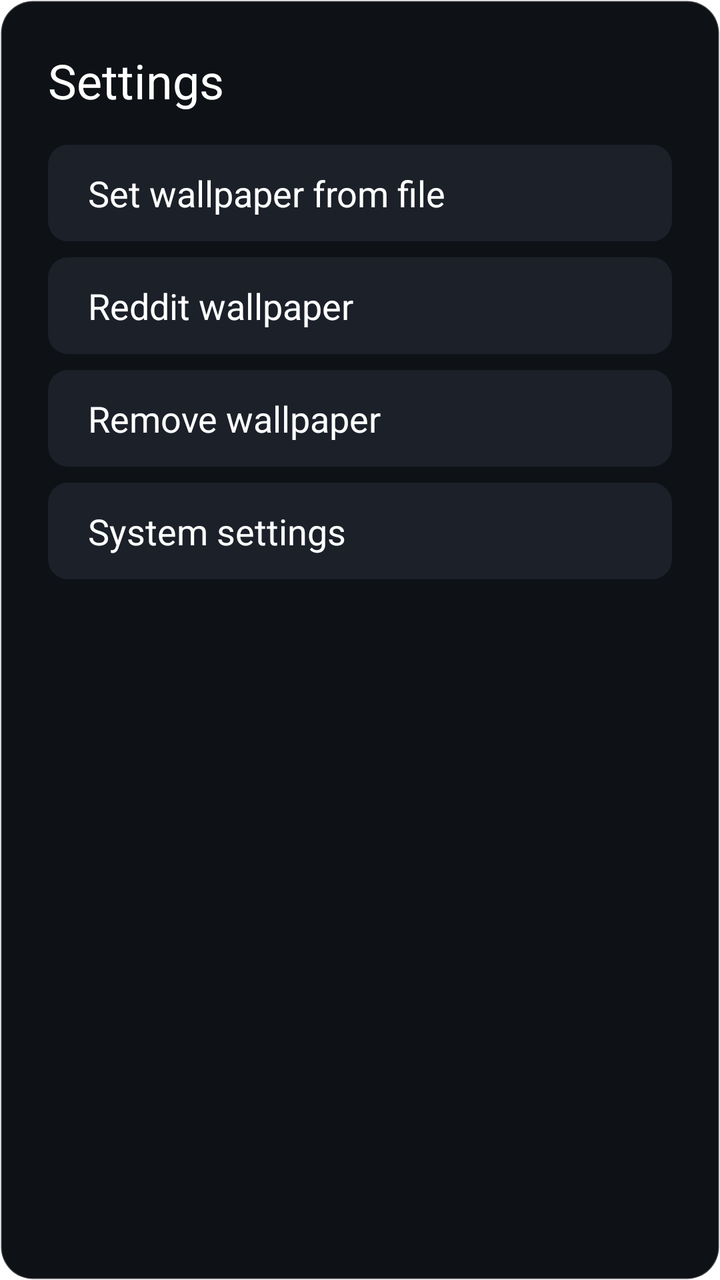
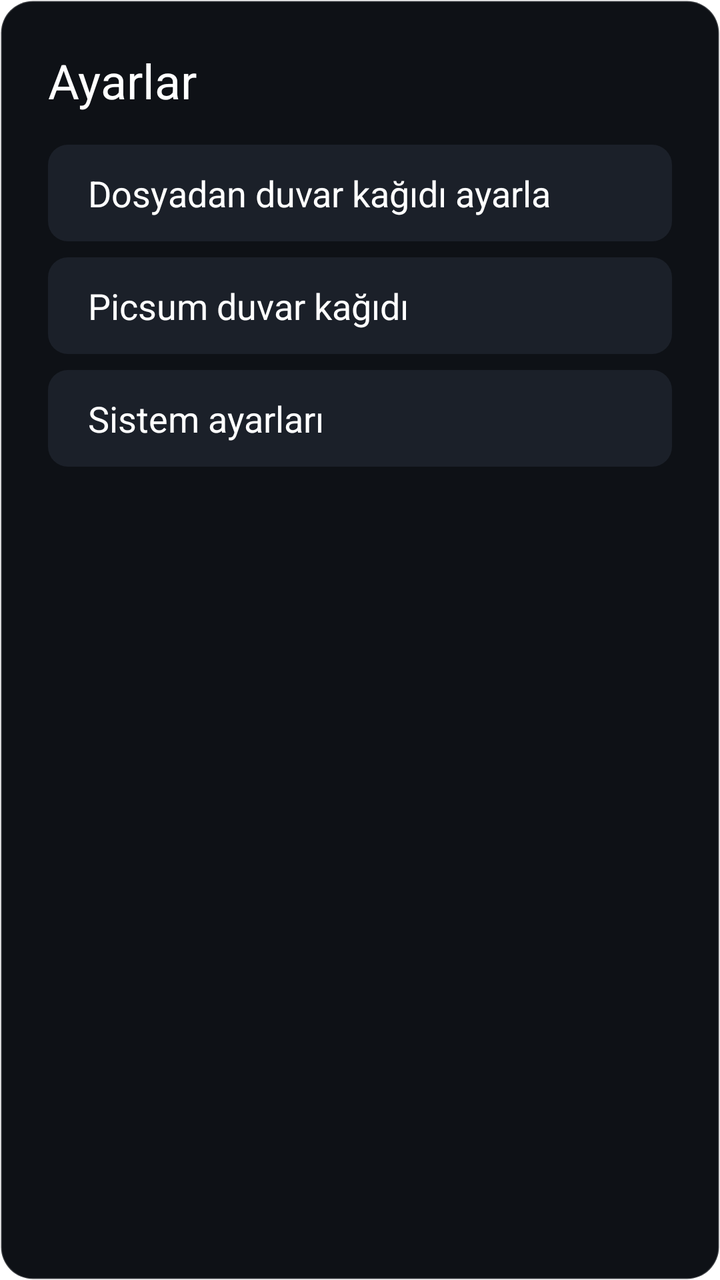

The first picture is an Android layout as it rendered before a commit; the second is the same layout after the commit. The layout source and the unified diff follow.
<!-- AndroidManifest.xml: activity theme Theme.ATVBasic.Panel -->
<!-- res/layout/activity_settings.xml -->
<?xml version="1.0" encoding="utf-8"?>
<LinearLayout xmlns:android="http://schemas.android.com/apk/res/android"
    android:layout_width="wrap_content"
    android:layout_height="wrap_content"
    android:minWidth="440dp"
    android:orientation="vertical"
    android:padding="24dp">

    <TextView
        android:layout_width="wrap_content"
        android:layout_height="wrap_content"
        android:paddingBottom="8dp"
        android:text="@string/settings_title"
        android:textColor="@color/text"
        android:textSize="24sp" />

    <TextView
        android:id="@+id/row_file"
        style="@style/SettingsRow"
        android:text="@string/row_wallpaper_file" />

    <TextView
        android:id="@+id/row_reddit"
        style="@style/SettingsRow"
        android:text="@string/row_wallpaper_reddit" />

    <TextView
        android:id="@+id/row_clear"
        style="@style/SettingsRow"
        android:text="@string/row_wallpaper_clear" />

    <TextView
        android:id="@+id/row_system"
        style="@style/SettingsRow"
        android:text="@string/row_system_settings" />
</LinearLayout>
<!-- resources referenced by this layout -->
<resources>
  <color name="text">#FFFFFFFF</color>
  <string name="row_system_settings">System settings</string>
  <string name="row_wallpaper_clear">Remove wallpaper</string>
  <string name="row_wallpaper_file">Set wallpaper from file</string>
  <string name="row_wallpaper_reddit">Reddit wallpaper</string>
  <string name="settings_title">Settings</string>
  <style name="SettingsRow" parent="TopButton">
          <item name="android:layout_width">match_parent</item>
          <item name="android:layout_marginTop">8dp</item>
          <item name="android:paddingTop">12dp</item>
          <item name="android:paddingBottom">12dp</item>
          <item name="android:textSize">18sp</item>
      </style>
  <style name="Theme.ATVBasic.Panel" parent="@android:style/Theme.DeviceDefault.Dialog.NoActionBar">
          <item name="android:windowBackground">@drawable/panel_bg</item>
          <item name="android:windowAnimationStyle">@null</item>
      </style>
  <style name="TopButton">
          <item name="android:layout_width">wrap_content</item>
          <item name="android:layout_height">wrap_content</item>
          <item name="android:background">@drawable/button_bg</item>
          <item name="android:clickable">true</item>
          <item name="android:focusable">true</item>
          <item name="android:paddingStart">20dp</item>
          <item name="android:paddingEnd">20dp</item>
          <item name="android:paddingTop">8dp</item>
          <item name="android:paddingBottom">8dp</item>
          <item name="android:textColor">@color/text</item>
          <item name="android:textSize">16sp</item>
      </style>
  <!-- drawable panel_bg (drawable) -->
  <?xml version="1.0" encoding="utf-8"?>
  <shape xmlns:android="http://schemas.android.com/apk/res/android"
      android:shape="rectangle">
      <solid android:color="@color/bg" />
      <stroke
          android:width="1dp"
          android:color="#33FFFFFF" />
      <corners android:radius="16dp" />
  </shape>
  <!-- drawable button_bg (drawable) -->
  <?xml version="1.0" encoding="utf-8"?>
  <selector xmlns:android="http://schemas.android.com/apk/res/android">
      <item android:state_focused="true" android:drawable="@drawable/focus_cell" />
      <item>
          <shape android:shape="rectangle">
              <solid android:color="@color/tile" />
              <corners android:radius="10dp" />
          </shape>
      </item>
  </selector>
  <color name="bg">#FF0E1116</color>
  <!-- drawable focus_cell (drawable) -->
  <?xml version="1.0" encoding="utf-8"?>
  <shape xmlns:android="http://schemas.android.com/apk/res/android"
      android:shape="rectangle">
      <solid android:color="#22FFFFFF" />
      <stroke
          android:width="3dp"
          android:color="@color/focus" />
      <corners android:radius="10dp" />
  </shape>
  <color name="tile">#FF1B2029</color>
  <color name="focus">#FF7DD3FC</color>
</resources>

<!-- the commit's change to res/layout/activity_settings.xml (unified diff, before → after) -->
@@ -20,14 +20,9 @@
         android:text="@string/row_wallpaper_file" />
 
     <TextView
-        android:id="@+id/row_reddit"
+        android:id="@+id/row_picsum"
         style="@style/SettingsRow"
-        android:text="@string/row_wallpaper_reddit" />
-
-    <TextView
-        android:id="@+id/row_clear"
-        style="@style/SettingsRow"
-        android:text="@string/row_wallpaper_clear" />
+        android:text="@string/row_wallpaper_picsum" />
 
     <TextView
         android:id="@+id/row_system"
<!-- resource entries referenced after the edit -->
@@ -1,11 +1,10 @@
 <!-- resources referenced by this layout -->
 <resources>
   <color name="text">#FFFFFFFF</color>
-  <string name="row_system_settings">System settings</string>
-  <string name="row_wallpaper_clear">Remove wallpaper</string>
-  <string name="row_wallpaper_file">Set wallpaper from file</string>
-  <string name="row_wallpaper_reddit">Reddit wallpaper</string>
-  <string name="settings_title">Settings</string>
+  <string name="row_system_settings">Sistem ayarları</string>
+  <string name="row_wallpaper_file">Dosyadan duvar kağıdı ayarla</string>
+  <string name="row_wallpaper_picsum">Picsum duvar kağıdı</string>
+  <string name="settings_title">Ayarlar</string>
   <style name="SettingsRow" parent="TopButton">
           <item name="android:layout_width">match_parent</item>
           <item name="android:layout_marginTop">8dp</item>
